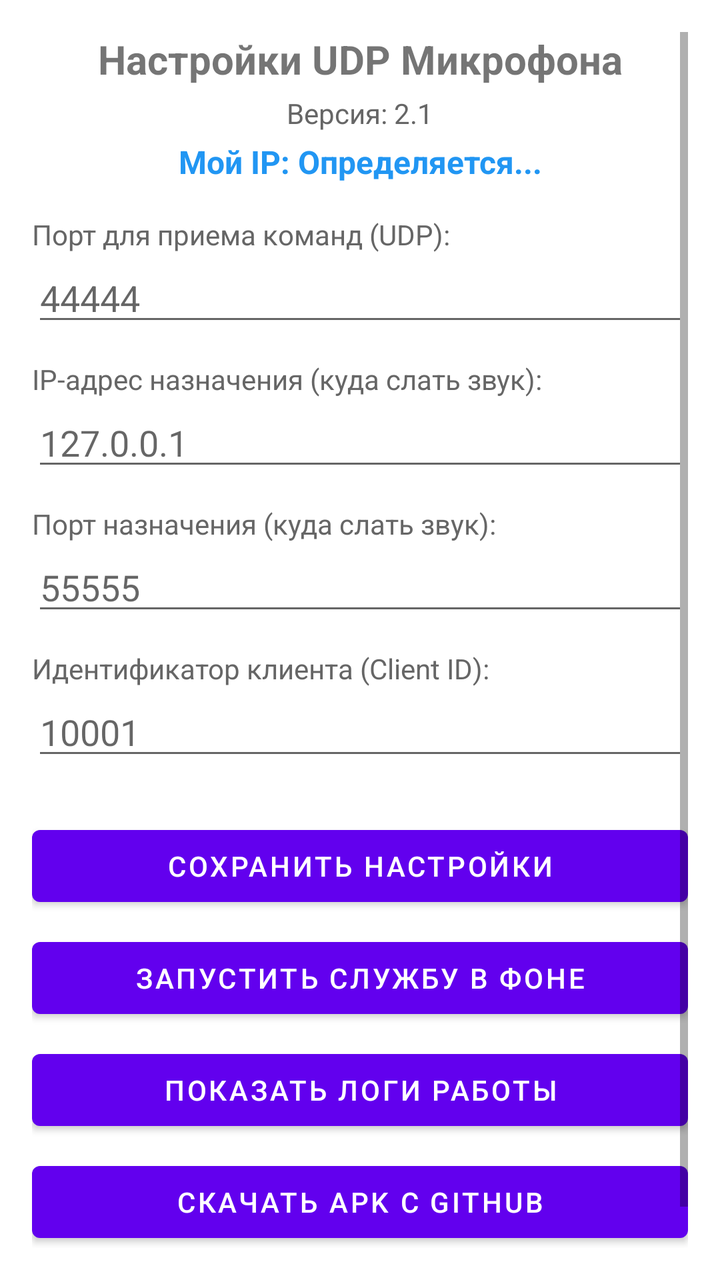
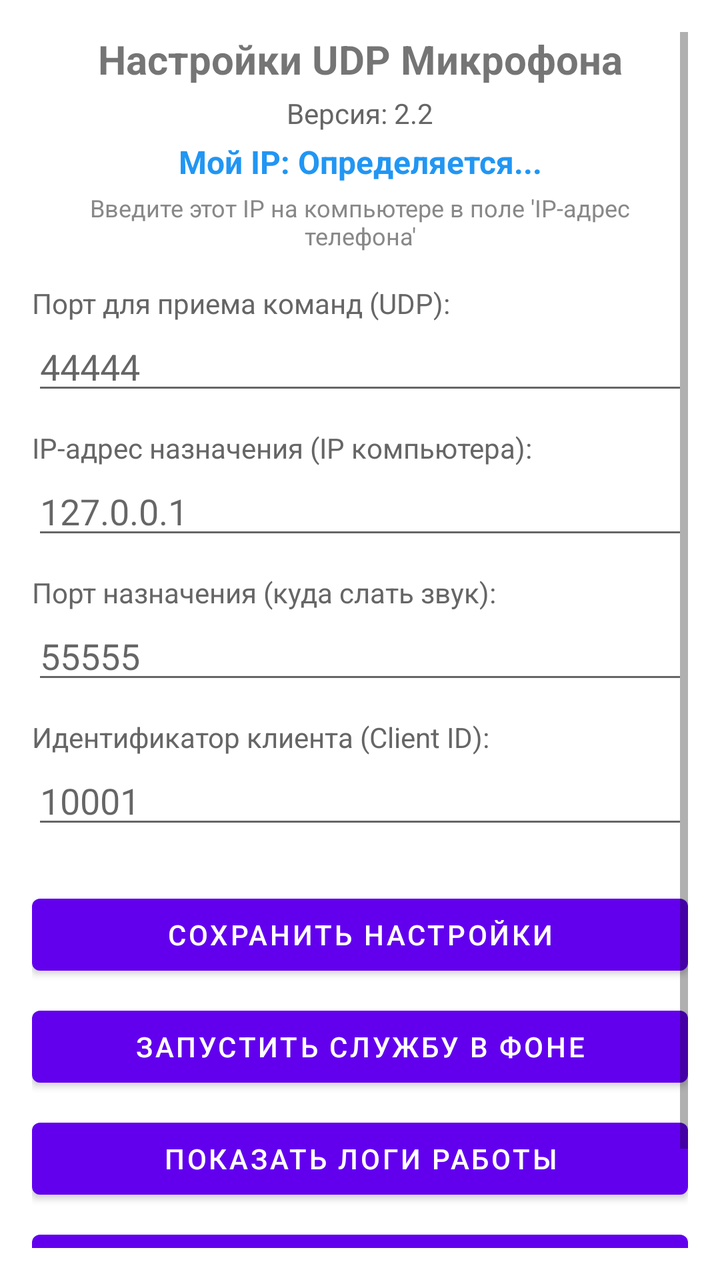

The first picture is an Android layout as it rendered before a commit; the second is the same layout after the commit. The layout source and the unified diff follow.
<!-- AndroidManifest.xml: application theme Theme.AndroidUdpMic -->
<!-- res/layout/activity_main.xml -->
<?xml version="1.0" encoding="utf-8"?>
<ScrollView xmlns:android="http://schemas.android.com/apk/res/android"
    android:layout_width="match_parent"
    android:layout_height="match_parent"
    android:padding="16dp">

    <LinearLayout
        android:layout_width="match_parent"
        android:layout_height="wrap_content"
        android:orientation="vertical">

        <TextView
            android:layout_width="match_parent"
            android:layout_height="wrap_content"
            android:text="Настройки UDP Микрофона"
            android:textSize="20sp"
            android:textStyle="bold"
            android:gravity="center"
            android:layout_marginBottom="4dp"/>

        <TextView
            android:id="@+id/tvVersion"
            android:layout_width="match_parent"
            android:layout_height="wrap_content"
            android:text="Версия: 2.1"
            android:textSize="14sp"
            android:textColor="#666666"
            android:gravity="center"
            android:layout_marginBottom="4dp"/>

        <TextView
            android:id="@+id/tvIpAddress"
            android:layout_width="match_parent"
            android:layout_height="wrap_content"
            android:text="Мой IP: Определяется..."
            android:textSize="16sp"
            android:textStyle="bold"
            android:textColor="#2196F3"
            android:gravity="center"
            android:layout_marginBottom="16dp"/>

        <TextView
            android:layout_width="match_parent"
            android:layout_height="wrap_content"
            android:text="Порт для приема команд (UDP):"
            android:textSize="14sp"
            android:textColor="#666666" />
        <EditText
            android:id="@+id/etCmdPort"
            android:layout_width="match_parent"
            android:layout_height="wrap_content"
            android:hint="44444"
            android:inputType="number"
            android:layout_marginBottom="12dp" />

        <TextView
            android:layout_width="match_parent"
            android:layout_height="wrap_content"
            android:text="IP-адрес назначения (куда слать звук):"
            android:textSize="14sp"
            android:textColor="#666666" />
        <EditText
            android:id="@+id/etTargetIp"
            android:layout_width="match_parent"
            android:layout_height="wrap_content"
            android:hint="127.0.0.1"
            android:inputType="text"
            android:layout_marginBottom="12dp" />

        <TextView
            android:layout_width="match_parent"
            android:layout_height="wrap_content"
            android:text="Порт назначения (куда слать звук):"
            android:textSize="14sp"
            android:textColor="#666666" />
        <EditText
            android:id="@+id/etTargetPort"
            android:layout_width="match_parent"
            android:layout_height="wrap_content"
            android:hint="55555"
            android:inputType="number"
            android:layout_marginBottom="12dp" />
            
        <TextView
            android:layout_width="match_parent"
            android:layout_height="wrap_content"
            android:text="Идентификатор клиента (Client ID):"
            android:textSize="14sp"
            android:textColor="#666666" />
        <EditText
            android:id="@+id/etClientId"
            android:layout_width="match_parent"
            android:layout_height="wrap_content"
            android:hint="10001"
            android:inputType="number"
            android:layout_marginBottom="24dp" />

        <Button
            android:id="@+id/btnSave"
            android:layout_width="match_parent"
            android:layout_height="wrap_content"
            android:text="СОХРАНИТЬ НАСТРОЙКИ"
            android:layout_marginBottom="8dp"/>

        <Button
            android:id="@+id/btnStartService"
            android:layout_width="match_parent"
            android:layout_height="wrap_content"
            android:text="ЗАПУСТИТЬ СЛУЖБУ В ФОНЕ"
            android:layout_marginBottom="8dp"/>

        <Button
            android:id="@+id/btnLogs"
            android:layout_width="match_parent"
            android:layout_height="wrap_content"
            android:text="ПОКАЗАТЬ ЛОГИ РАБОТЫ"
            android:layout_marginBottom="8dp"/>

        <Button
            android:id="@+id/btnDownloadApk"
            android:layout_width="match_parent"
            android:layout_height="wrap_content"
            android:text="СКАЧАТЬ APK С GITHUB"
            android:layout_marginBottom="16dp"/>

        <TextView
            android:id="@+id/tvStatus"
            android:layout_width="match_parent"
            android:layout_height="wrap_content"
            android:text="Статус: Ожидание"
            android:textSize="16sp"
            android:textStyle="bold"
            android:textColor="#000000" />

    </LinearLayout>
</ScrollView>
<!-- resources referenced by this layout -->
<resources>
  <style name="Theme.AndroidUdpMic" parent="Theme.MaterialComponents.DayNight.DarkActionBar">
          
          <item name="colorPrimary">@color/purple_500</item>
          <item name="colorPrimaryVariant">@color/purple_700</item>
          <item name="colorOnPrimary">@color/white</item>
          
          <item name="colorSecondary">@color/teal_200</item>
          <item name="colorSecondaryVariant">@color/teal_700</item>
          <item name="colorOnSecondary">@color/black</item>
          
          <item name="android:statusBarColor">?attr/colorPrimaryVariant</item>
      </style>
  <color name="purple_500">#FF6200EE</color>
  <color name="purple_700">#FF3700B3</color>
  <color name="white">#FFFFFFFF</color>
  <color name="teal_200">#FF03DAC5</color>
  <color name="teal_700">#FF018786</color>
  <color name="black">#FF000000</color>
</resources>

<!-- the commit's change to res/layout/activity_main.xml (unified diff, before → after) -->
@@ -22,7 +22,7 @@
             android:id="@+id/tvVersion"
             android:layout_width="match_parent"
             android:layout_height="wrap_content"
-            android:text="Версия: 2.1"
+            android:text="Версия: 2.2"
             android:textSize="14sp"
             android:textColor="#666666"
             android:gravity="center"
@@ -36,6 +36,16 @@
             android:textSize="16sp"
             android:textStyle="bold"
             android:textColor="#2196F3"
+            android:gravity="center"
+            android:layout_marginBottom="4dp"/>
+
+        <TextView
+            android:id="@+id/tvPcIpHint"
+            android:layout_width="match_parent"
+            android:layout_height="wrap_content"
+            android:text="Введите этот IP на компьютере в поле 'IP-адрес телефона'"
+            android:textSize="12sp"
+            android:textColor="#888888"
             android:gravity="center"
             android:layout_marginBottom="16dp"/>
 
@@ -56,7 +66,7 @@
         <TextView
             android:layout_width="match_parent"
             android:layout_height="wrap_content"
-            android:text="IP-адрес назначения (куда слать звук):"
+            android:text="IP-адрес назначения (IP компьютера):"
             android:textSize="14sp"
             android:textColor="#666666" />
         <EditText
